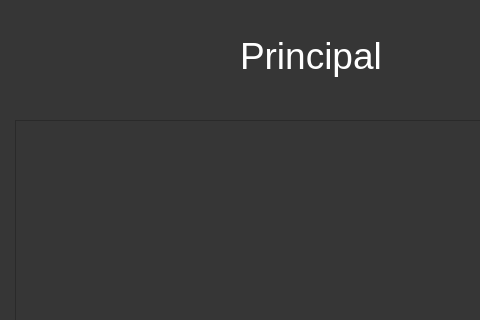
First picture: the form in view/git.ui, repository L3NNYN/TAREA3, before the edit; both pictures show x 0 to 480 and y 0 to 320 of the 601 by 618 pixel window.
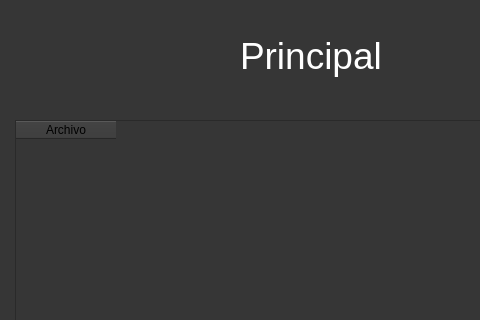
Second picture: the form after the edit. Icons and pictures are not drawn.

Diff of the .ui file:
```diff
--- a/view/git.ui
+++ b/view/git.ui
@@ -16,16 +16,6 @@
   <property name="styleSheet">
    <string notr="true">background-color:rgb(54, 54, 54);</string>
   </property>
-  <widget class="QTableView" name="tbarchivos">
-   <property name="geometry">
-    <rect>
-     <x>15</x>
-     <y>120</y>
-     <width>571</width>
-     <height>261</height>
-    </rect>
-   </property>
-  </widget>
   <widget class="QPushButton" name="btnpush">
    <property name="geometry">
     <rect>
@@ -250,6 +240,21 @@
     <string>Principal</string>
    </property>
   </widget>
+  <widget class="QTableWidget" name="tbarchivo">
+   <property name="geometry">
+    <rect>
+     <x>15</x>
+     <y>120</y>
+     <width>571</width>
+     <height>261</height>
+    </rect>
+   </property>
+   <column>
+    <property name="text">
+     <string>Archivo</string>
+    </property>
+   </column>
+  </widget>
  </widget>
  <resources/>
  <connections/>
```
